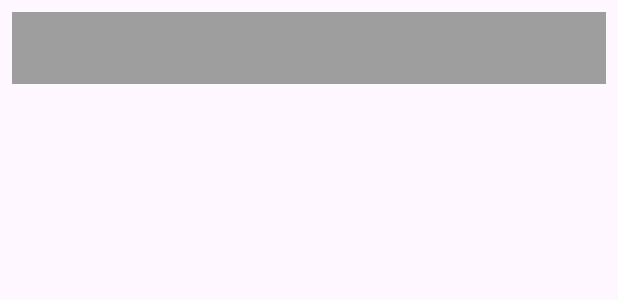
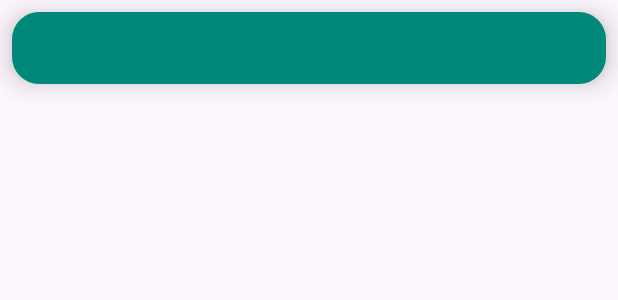
Before and after one commit to AlexBabayan2003/WhatToDo, an Android app: the layout todo_item.xml on its own in the app's theme, with its tools: preview values and no code run, on a phone screen of 412 x 824 dp. Shown: the top 300 px of the screen. Run offline under Robolectric (Android 15) with nearby library versions, the phone set to English and light mode, and no system bars; network calls fail.

Commit message:
updated list ui

```diff
--- /dev/null
+++ b/app/src/main/res/drawable/round_corner_background.xml
@@ -0,0 +1,6 @@
+<?xml version="1.0" encoding="utf-8"?>
+<shape xmlns:android="http://schemas.android.com/apk/res/android"
+    android:shape="rectangle">
+    <corners android:radius="18dp" /> <!-- Adjust radius value as needed -->
+    <solid android:color="#00897B" /> <!-- Set your desired background color -->
+</shape>
--- a/app/src/main/res/layout/to_do_fragment.xml
+++ b/app/src/main/res/layout/to_do_fragment.xml
@@ -227,6 +227,7 @@
         android:layout_width="70dp"
         android:layout_height="70dp"
         android:id="@+id/btn_add"
+        android:elevation="24dp"
         app:layout_constraintBottom_toBottomOf="parent"
         app:layout_constraintEnd_toEndOf="parent"
         app:layout_constraintStart_toStartOf="parent"
--- a/app/src/main/res/layout/todo_item.xml
+++ b/app/src/main/res/layout/todo_item.xml
@@ -3,8 +3,9 @@
     android:layout_width="match_parent"
     android:layout_height="wrap_content"
     android:orientation="horizontal"
-    android:background="@color/light_grey"
+    android:background="@drawable/round_corner_background"
     android:alpha="20"
+    android:elevation="12dp"
     android:layout_margin="8dp">
 
 
```
